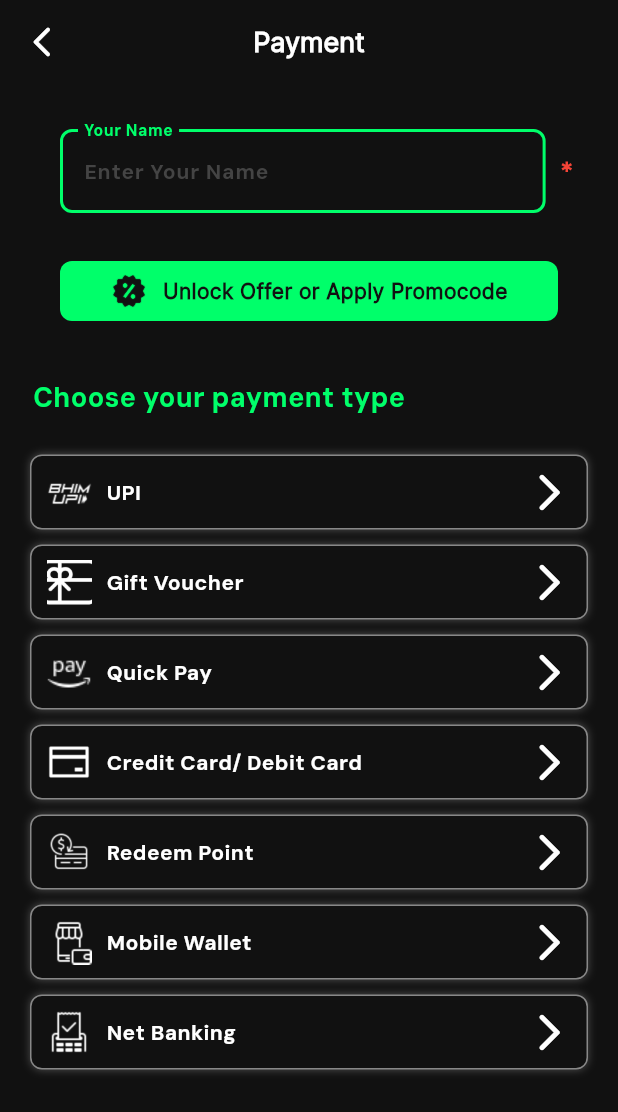
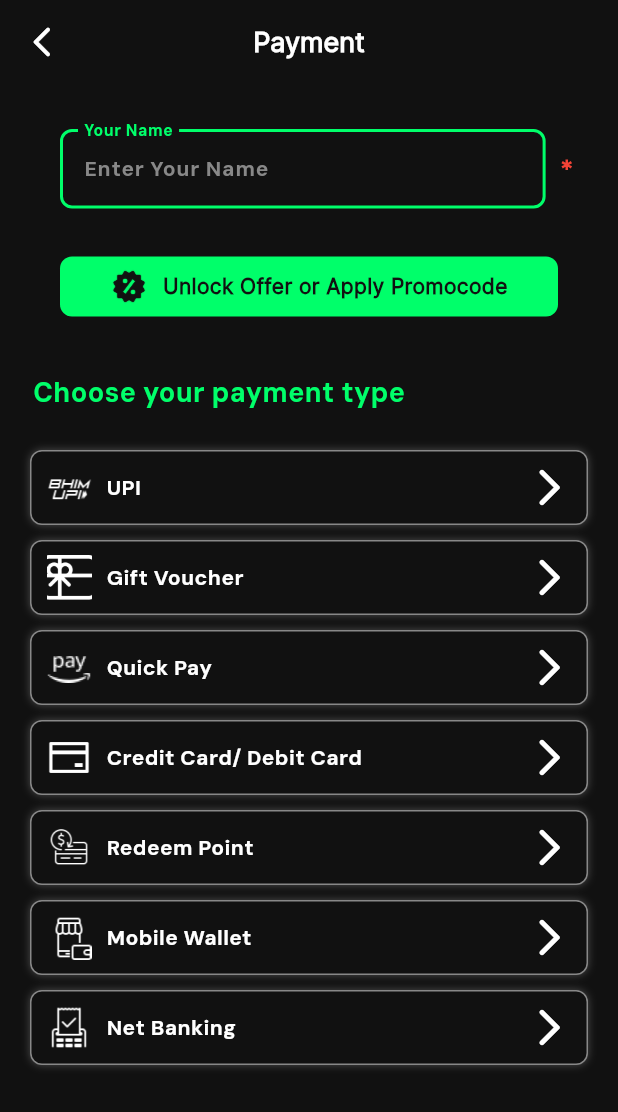
Before and after one commit to zawwinmky/movie_booking, a Flutter app: the PaymentMethodPage screen opened directly, on a phone screen of 412 x 824 dp. Shown: the top 1112 px of the screen. Run offline on Flutter 3.47's test engine with Material 3 defaults, Android fonts, the phone set to English and light mode, and no system bars; our stand-ins replace pinput, smooth_page_indicator.

```diff
--- a/analysis_options.yaml
+++ b/analysis_options.yaml
@@ -21,6 +21,7 @@ linter:
   # `// ignore_for_file: name_of_lint` syntax on the line or in the file
   # producing the lint.
   rules:
+    - use_build_context_synchronously
     # avoid_print: false  # Uncomment to disable the `avoid_print` rule
     # prefer_single_quotes: true  # Uncomment to enable the `prefer_single_quotes` rule
 
--- a/lib/pages/choose_region_page.dart
+++ b/lib/pages/choose_region_page.dart
@@ -109,7 +109,7 @@ class CitiesListView extends StatelessWidget {
       child: ListView.builder(
         itemCount: citiesList.length,
         itemBuilder: (BuildContext context, int index) {
-          return GestureDetector(
+          return InkWell(
             onTap: () {
               Navigator.of(context).push(MaterialPageRoute(builder: (context) {
                 return const LoginPage();
--- a/lib/pages/movie_details_page.dart
+++ b/lib/pages/movie_details_page.dart
@@ -1,7 +1,6 @@
 import 'package:flutter/material.dart';
 import 'package:movie_booking/list_items/cast_item_view.dart';
 import 'package:movie_booking/pages/cinema_selection_page.dart';
-import 'package:movie_booking/pages/grab_a_bite_page.dart';
 import 'package:movie_booking/utils/colors.dart';
 import 'package:movie_booking/utils/dimensions.dart';
 import 'package:movie_booking/utils/strings.dart';
--- a/lib/pages/payment_method_page.dart
+++ b/lib/pages/payment_method_page.dart
@@ -8,7 +8,7 @@ import 'package:movie_booking/utils/strings.dart';
 class PaymentMethodPage extends StatelessWidget {
   PaymentMethodPage({super.key});
 
-  FocusNode nameFocus = FocusNode();
+  final FocusNode nameFocus = FocusNode();
 
   @override
   Widget build(BuildContext context) {
@@ -40,7 +40,8 @@ class PaymentMethodPage extends StatelessWidget {
           child: SingleChildScrollView(
         child: Column(
           crossAxisAlignment: CrossAxisAlignment.start,
-          mainAxisSize: MainAxisSize.min,
+          mainAxisSize: MainAxisSize.max,
+          mainAxisAlignment: MainAxisAlignment.center,
           children: [
             const SizedBox(
               height: 30,
@@ -59,6 +60,11 @@ class PaymentMethodPage extends StatelessWidget {
                       onTapOutside: (input) {
                         nameFocus.unfocus();
                       },
+                      style: const TextStyle(
+                        fontSize: kTextRegular,
+                        fontWeight: FontWeight.bold,
+                        color: Colors.white,
+                      ),
                       decoration: InputDecoration(
                           enabledBorder: OutlineInputBorder(
                               borderRadius: BorderRadius.circular(8),
@@ -92,7 +98,7 @@ class PaymentMethodPage extends StatelessWidget {
                           ),
                           hintText: "Enter Your Name",
                           hintStyle: const TextStyle(
-                            color: Color(0xFF444444),
+                            color: kNowAndComingSelectedTextColor,
                             fontSize: kTextRegular,
                             fontFamily: kDmSan,
                             fontWeight: FontWeight.w700,
@@ -157,7 +163,7 @@ class PaymentMethodPage extends StatelessWidget {
               height: 38,
             ),
 
-            ///Choose your payment tpye
+            ///Choose your payment type
             const Padding(
               padding: EdgeInsets.only(left: 22.0),
               child: Text(
@@ -170,16 +176,17 @@ class PaymentMethodPage extends StatelessWidget {
                 ),
               ),
             ),
-            SizedBox(
+            const SizedBox(
               height: 20,
             ),
-            PaymentListView(kImage: kUpi, kLabel: "UPI"),
-            PaymentListView(kImage: kGift, kLabel: "Gift Voucher"),
-            PaymentListView(kImage: kQuick, kLabel: "Quick Pay"),
-            PaymentListView(kImage: kCredit, kLabel: "Credit Card/ Debit Card"),
-            PaymentListView(kImage: kRedeem, kLabel: "Redeem Point"),
-            PaymentListView(kImage: kMobile, kLabel: "Mobile Wallet"),
-            PaymentListView(kImage: kBanking, kLabel: "Net Banking"),
+            const PaymentListView(kImage: kUpi, kLabel: "UPI"),
+            const PaymentListView(kImage: kGift, kLabel: "Gift Voucher"),
+            const PaymentListView(kImage: kQuick, kLabel: "Quick Pay"),
+            const PaymentListView(
+                kImage: kCredit, kLabel: "Credit Card/ Debit Card"),
+            const PaymentListView(kImage: kRedeem, kLabel: "Redeem Point"),
+            const PaymentListView(kImage: kMobile, kLabel: "Mobile Wallet"),
+            const PaymentListView(kImage: kBanking, kLabel: "Net Banking"),
           ],
         ),
       )),
@@ -200,12 +207,12 @@ class PaymentListView extends StatelessWidget {
       splashColor: kPrimaryColor,
       onTap: () {
         Navigator.of(context).push(MaterialPageRoute(builder: (context) {
-          return TicketConfirmedPage();
+          return const TicketConfirmedPage();
         }));
       },
       child: Container(
-        padding: EdgeInsets.symmetric(horizontal: 10, vertical: 5),
-        margin: EdgeInsets.symmetric(vertical: 5, horizontal: 20),
+        padding: const EdgeInsets.symmetric(horizontal: 10, vertical: 5),
+        margin: const EdgeInsets.symmetric(vertical: 5, horizontal: 20),
         height: 50,
         width: double.infinity,
         decoration: BoxDecoration(
--- a/lib/widgets_view/otp_code_pinput_view_widget.dart
+++ b/lib/widgets_view/otp_code_pinput_view_widget.dart
@@ -1,4 +1,5 @@
 import 'package:flutter/material.dart';
+import 'package:movie_booking/pages/choose_region_page.dart';
 import 'package:movie_booking/utils/colors.dart';
 import 'package:movie_booking/utils/dimensions.dart';
 import 'package:movie_booking/utils/fonts.dart';
@@ -42,9 +43,9 @@ class _OTPCodePinPutViewState extends State<OTPCodePinPutView> {
       ),
     );
 
-    /// Optionally you can use form to validate the Pinput
+    /// Optionally you can use form to validate the pin put
     return Column(
-      crossAxisAlignment: CrossAxisAlignment.start,
+      crossAxisAlignment: CrossAxisAlignment.center,
       mainAxisAlignment: MainAxisAlignment.center,
       children: [
         const Text(
```
Also changed, not shown: lib/pages/splash_screen.dart (+14 -6 lines), lib/pages/ticket_confirmed_page.dart (+9 -0 lines), lib/widgets_view/ticket_confirmed_widget_view.dart (added, +262 -0 lines).
